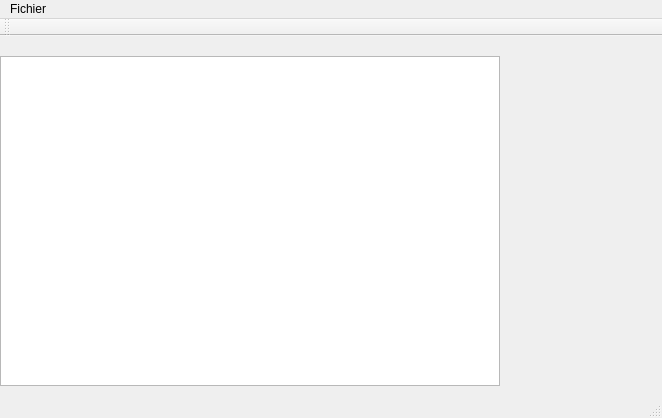
Before: the Qt Designer form test2/mainwindow.ui in bigflower123/PFE, drawn with Qt 5.
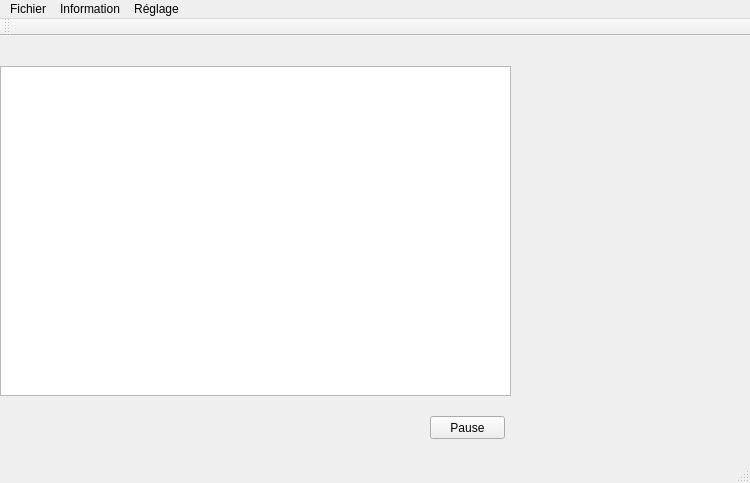
After: the same form once the commit is applied.

```diff
--- a/test2/mainwindow.ui
+++ b/test2/mainwindow.ui
@@ -6,8 +6,8 @@
    <rect>
     <x>0</x>
     <y>0</y>
-    <width>662</width>
-    <height>418</height>
+    <width>750</width>
+    <height>483</height>
    </rect>
   </property>
   <property name="windowTitle">
@@ -18,36 +18,23 @@
     <property name="geometry">
      <rect>
       <x>0</x>
-      <y>20</y>
-      <width>500</width>
+      <y>30</y>
+      <width>511</width>
       <height>330</height>
      </rect>
     </property>
    </widget>
-   <widget class="QLabel" name="msgLabel">
+   <widget class="QPushButton" name="pauseBtn">
     <property name="geometry">
      <rect>
-      <x>10</x>
-      <y>370</y>
-      <width>46</width>
-      <height>13</height>
+      <x>430</x>
+      <y>380</y>
+      <width>75</width>
+      <height>23</height>
      </rect>
     </property>
     <property name="text">
-     <string>TextLabel</string>
-    </property>
-   </widget>
-   <widget class="QLabel" name="msgLabel_2">
-    <property name="geometry">
-     <rect>
-      <x>20</x>
-      <y>370</y>
-      <width>46</width>
-      <height>13</height>
-     </rect>
-    </property>
-    <property name="text">
-     <string>TextLabel</string>
+     <string>Pause</string>
     </property>
    </widget>
   </widget>
@@ -56,7 +43,7 @@
     <rect>
      <x>0</x>
      <y>0</y>
-     <width>662</width>
+     <width>750</width>
      <height>21</height>
     </rect>
    </property>
@@ -65,8 +52,25 @@
      <string>Fichier</string>
     </property>
     <addaction name="actionOuvrirVideo"/>
+    <addaction name="actionSauvegarderVideo"/>
+    <addaction name="actionSauvegarderDonnees"/>
+    <addaction name="actionQuitter"/>
+   </widget>
+   <widget class="QMenu" name="menuInformation">
+    <property name="title">
+     <string>Information</string>
+    </property>
+    <addaction name="actionInformationObjet"/>
+   </widget>
+   <widget class="QMenu" name="menuR_glage">
+    <property name="title">
+     <string>Réglage</string>
+    </property>
+    <addaction name="actionDeplacement"/>
    </widget>
    <addaction name="menuFichier"/>
+   <addaction name="menuInformation"/>
+   <addaction name="menuR_glage"/>
   </widget>
   <widget class="QToolBar" name="mainToolBar">
    <attribute name="toolBarArea">
```
Left out of the diff: 44 changed lines with no effect on the pictures.
